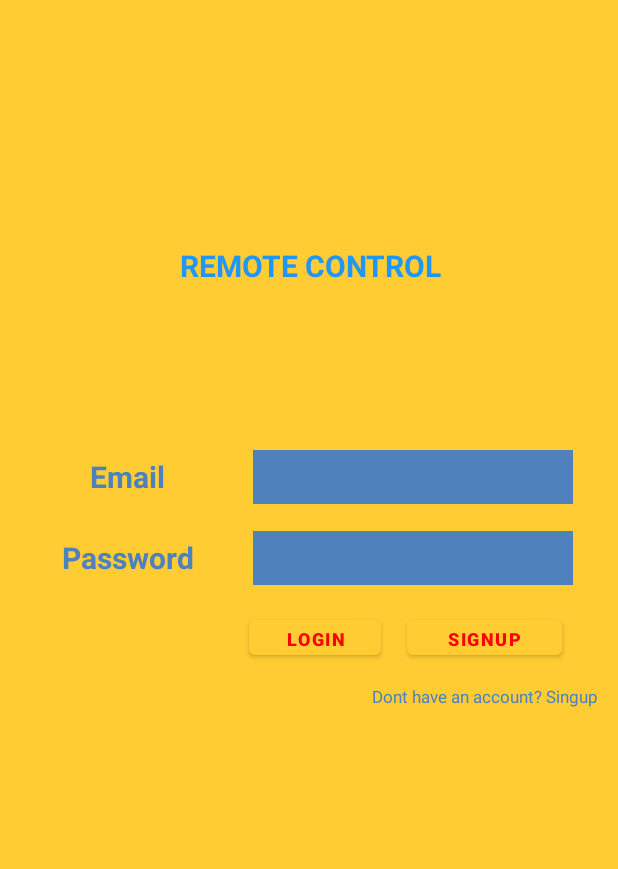
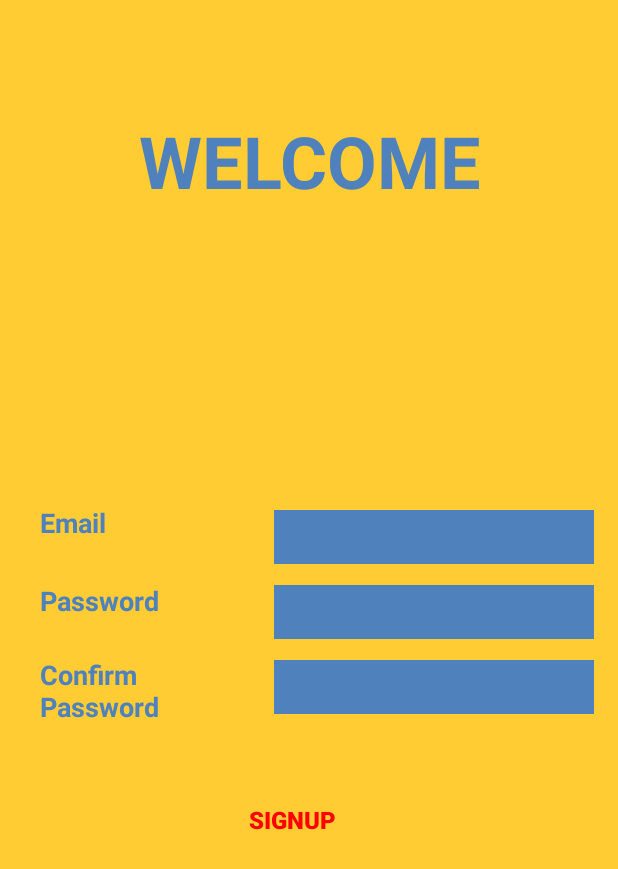
Before and after one commit to saudi97/myapplicationfinal, an Android app: the screen it shows after launch (login before the commit, Signup after it), after a tap on "WIFI", on a phone screen of 412 x 824 dp. Shown: the top 869 px of the screen. Run offline under Robolectric (Android 15) with nearby library versions, the phone set to English and light mode, and no system bars; our stand-ins replace Firebase (no records; nobody signed in at launch, a user with empty details on screens opened directly).

Commit message:
final
final of all pages

```diff
--- a/app/src/main/AndroidManifest.xml
+++ b/app/src/main/AndroidManifest.xml
@@ -15,7 +15,9 @@
         android:roundIcon="@mipmap/ic_launcher_round"
         android:supportsRtl="true"
         android:theme="@style/Theme.MyApplication">
-        <activity android:name=".login"></activity>
+        <activity android:name=".Homepage"></activity>
+        <activity android:name=".Signup" />
+        <activity android:name=".login" />
         <activity android:name=".MainActivity2" />
         <activity android:name=".MainActivity">
             <intent-filter>
--- /dev/null
+++ b/app/src/main/java/com/myapplication/Homepage.java
@@ -0,0 +1,14 @@
+package com.myapplication;
+
+import androidx.appcompat.app.AppCompatActivity;
+
+import android.os.Bundle;
+
+public class Homepage extends AppCompatActivity {
+
+    @Override
+    protected void onCreate(Bundle savedInstanceState) {
+        super.onCreate(savedInstanceState);
+        setContentView(R.layout.activity_homepage);
+    }
+}
--- a/app/src/main/java/com/myapplication/MainActivity.java
+++ b/app/src/main/java/com/myapplication/MainActivity.java
@@ -33,7 +33,7 @@ public class MainActivity extends AppCompatActivity {
         btn1.setOnClickListener(new View.OnClickListener() {
             @Override
             public void onClick(View v) {
-                Intent i = new Intent(MainActivity.this,login.class);
+                Intent i = new Intent(MainActivity.this,Signup.class);
                 startActivity(i);
             }
         });
--- /dev/null
+++ b/app/src/main/java/com/myapplication/Signup.java
@@ -0,0 +1,19 @@
+package com.myapplication;
+
+import androidx.appcompat.app.AppCompatActivity;
+
+import android.os.Bundle;
+import android.view.Window;
+import android.view.WindowManager;
+
+public class Signup extends AppCompatActivity {
+
+    @Override
+    protected void onCreate(Bundle savedInstanceState) {
+        super.onCreate(savedInstanceState);
+        requestWindowFeature(Window.FEATURE_NO_TITLE);
+        this.getWindow().setFlags(WindowManager.LayoutParams.FLAG_FULLSCREEN,WindowManager.LayoutParams.FLAG_FULLSCREEN);
+        getSupportActionBar().hide();
+        setContentView(R.layout.activity_signup);
+    }
+}
--- /dev/null
+++ b/app/src/main/res/layout/activity_homepage.xml
@@ -0,0 +1,9 @@
+<?xml version="1.0" encoding="utf-8"?>
+<androidx.constraintlayout.widget.ConstraintLayout xmlns:android="http://schemas.android.com/apk/res/android"
+    xmlns:app="http://schemas.android.com/apk/res-auto"
+    xmlns:tools="http://schemas.android.com/tools"
+    android:layout_width="match_parent"
+    android:layout_height="match_parent"
+    tools:context=".Homepage">
+
+</androidx.constraintlayout.widget.ConstraintLayout>
--- a/app/src/main/res/layout/activity_login.xml
+++ b/app/src/main/res/layout/activity_login.xml
@@ -11,37 +11,41 @@
 
     <TextView
         android:id="@+id/textView7"
-        android:layout_width="match_parent"
-        android:layout_height="match_parent"
+        android:layout_width="410dp"
+        android:layout_height="wrap_content"
         android:layout_alignParentStart="true"
         android:layout_alignParentLeft="true"
         android:layout_alignParentTop="true"
         android:layout_alignParentEnd="true"
         android:layout_alignParentRight="true"
         android:layout_alignParentBottom="true"
-        android:layout_marginStart="105dp"
-        android:layout_marginLeft="105dp"
-        android:layout_marginTop="109dp"
-        android:layout_marginEnd="104dp"
-        android:layout_marginRight="104dp"
-        android:layout_marginBottom="579dp"
+        android:layout_marginStart="0dp"
+        android:layout_marginLeft="0dp"
+        android:layout_marginTop="76dp"
+        android:layout_marginEnd="2dp"
+        android:layout_marginRight="2dp"
+        android:layout_marginBottom="597dp"
         android:gravity="center"
         android:text="REMOTE CONTROL"
         android:textColor="#2196F3"
-        android:textSize="20sp"
+        android:textSize="34sp"
         android:textStyle="bold" />
 
     <TextView
         android:id="@+id/textView3"
         android:layout_width="132dp"
         android:layout_height="36dp"
+        android:layout_alignParentStart="true"
+        android:layout_alignParentLeft="true"
         android:layout_alignParentEnd="true"
         android:layout_alignParentRight="true"
         android:layout_alignParentBottom="true"
+        android:layout_marginStart="18dp"
+        android:layout_marginLeft="18dp"
         android:layout_marginEnd="261dp"
         android:layout_marginRight="261dp"
         android:layout_marginBottom="434dp"
-        android:gravity="center"
+        android:gravity="left"
         android:text="Password"
         android:textColor="#4F81BD   "
         android:textSize="20sp"
@@ -81,13 +85,17 @@
         android:id="@+id/textView2"
         android:layout_width="132dp"
         android:layout_height="36dp"
+        android:layout_alignParentStart="true"
+        android:layout_alignParentLeft="true"
         android:layout_alignParentEnd="true"
         android:layout_alignParentRight="true"
         android:layout_alignParentBottom="true"
+        android:layout_marginStart="18dp"
+        android:layout_marginLeft="18dp"
         android:layout_marginEnd="261dp"
         android:layout_marginRight="261dp"
         android:layout_marginBottom="488dp"
-        android:gravity="center"
+        android:gravity="left"
         android:text="Email"
         android:textColor="#4F81BD   "
         android:textSize="20sp"
@@ -107,7 +115,8 @@
         android:textColor="#FF0000"
         android:textSize="12sp"
         android:textStyle="bold"
-        app:backgroundTint="#FFCC33" />
+        app:backgroundTint="#FFCC33"
+        style="?android:attr/borderlessButtonStyle"/>
 
     <Button
         android:id="@+id/button2"
@@ -127,7 +136,8 @@
         android:textColor="#FF0000"
         android:textSize="12sp"
         android:textStyle="bold"
-        app:backgroundTint="#FFCC33 " />
+        app:backgroundTint="#FFCC33 "
+        style="?android:attr/borderlessButtonStyle"/>
 
     <TextView
         android:id="@+id/textView8"
--- /dev/null
+++ b/app/src/main/res/layout/activity_signup.xml
@@ -0,0 +1,146 @@
+<?xml version="1.0" encoding="utf-8"?>
+<androidx.constraintlayout.widget.ConstraintLayout xmlns:android="http://schemas.android.com/apk/res/android"
+    xmlns:app="http://schemas.android.com/apk/res-auto"
+    xmlns:tools="http://schemas.android.com/tools"
+    android:layout_width="match_parent"
+    android:layout_height="match_parent"
+    android:background="#FFCC33 "
+    tools:context=".Signup">
+
+    <Button
+        android:id="@+id/button5"
+        android:layout_width="128dp"
+        android:layout_height="47dp"
+        android:layout_alignParentStart="true"
+        android:layout_alignParentLeft="true"
+        android:layout_alignParentEnd="true"
+        android:layout_alignParentRight="true"
+        android:layout_alignParentBottom="true"
+        android:text="Signup"
+        android:textColor="#FF0000"
+        android:textSize="16sp"
+        android:textStyle="bold"
+        app:backgroundTint="#FFCC33 "
+        app:layout_constraintBottom_toBottomOf="parent"
+        app:layout_constraintEnd_toEndOf="parent"
+        app:layout_constraintHorizontal_bias="0.459"
+        app:layout_constraintStart_toStartOf="parent"
+        app:layout_constraintTop_toBottomOf="@+id/editTextTextPassword3"
+        app:layout_constraintVertical_bias="0.156"
+        style="?android:attr/borderlessButtonStyle"/>
+
+    <EditText
+        android:id="@+id/editTextTextPersonName3"
+        android:layout_width="wrap_content"
+        android:layout_height="36dp"
+        android:layout_marginEnd="16dp"
+        android:layout_marginRight="16dp"
+        android:layout_marginBottom="448dp"
+        android:background="#4F81BD"
+        android:ems="10"
+        android:inputType="textPersonName"
+        android:textColor="#FFFFFF"
+        app:layout_constraintBottom_toBottomOf="parent"
+        app:layout_constraintEnd_toEndOf="parent" />
+
+    <EditText
+        android:id="@+id/editTextTextPassword2"
+        android:layout_width="wrap_content"
+        android:layout_height="36dp"
+        android:layout_marginEnd="16dp"
+        android:layout_marginRight="16dp"
+        android:layout_marginBottom="398dp"
+        android:background="#4F81BD"
+        android:ems="10"
+        android:inputType="textPassword"
+        android:textColor="#FFFFFF"
+        app:layout_constraintBottom_toBottomOf="parent"
+        app:layout_constraintEnd_toEndOf="parent" />
+
+    <EditText
+        android:id="@+id/editTextTextPassword3"
+        android:layout_width="wrap_content"
+        android:layout_height="36dp"
+        android:layout_marginEnd="16dp"
+        android:layout_marginRight="16dp"
+        android:layout_marginBottom="348dp"
+        android:background="#4F81BD"
+        android:ems="10"
+        android:inputType="textPassword"
+        android:textColor="#FFFFFF"
+        app:layout_constraintBottom_toBottomOf="parent"
+        app:layout_constraintEnd_toEndOf="parent" />
+
+    <TextView
+        android:id="@+id/textView4"
+        android:layout_width="140dp"
+        android:layout_height="40dp"
+        android:layout_marginEnd="16dp"
+        android:layout_marginRight="16dp"
+        android:layout_marginBottom="12dp"
+        android:layout_marginLeft="8dp"
+        android:gravity="left"
+        android:text="Email"
+        android:textColor="#4F81BD"
+        android:textSize="18sp"
+        android:textStyle="bold"
+        app:layout_constraintBottom_toTopOf="@+id/textView6"
+        app:layout_constraintEnd_toStartOf="@+id/editTextTextPersonName3"
+        app:layout_constraintHorizontal_bias="1.0"
+        app:layout_constraintStart_toStartOf="parent" />
+
+    <TextView
+        android:id="@+id/textView5"
+        android:layout_width="140dp"
+        android:layout_height="44dp"
+        android:layout_marginLeft="8dp"
+        android:layout_marginEnd="16dp"
+        android:layout_marginRight="16dp"
+        android:layout_marginBottom="300dp"
+        android:gravity="left"
+        android:text="Confirm Password"
+        android:textColor="#4F81BD"
+        android:textSize="18sp"
+        android:textStyle="bold"
+        app:layout_constraintBottom_toBottomOf="parent"
+        app:layout_constraintEnd_toStartOf="@+id/editTextTextPassword3"
+        app:layout_constraintHorizontal_bias="1.0"
+        app:layout_constraintStart_toStartOf="parent"
+        app:layout_constraintTop_toBottomOf="@+id/textView6"
+        app:layout_constraintVertical_bias="0.178" />
+
+    <TextView
+        android:id="@+id/textView6"
+        android:layout_width="140dp"
+        android:layout_height="40dp"
+        android:layout_marginEnd="16dp"
+        android:layout_marginLeft="8dp"
+        android:layout_marginRight="16dp"
+        android:layout_marginBottom="396dp"
+        android:gravity="left"
+        android:text="Password"
+        android:textColor="#4F81BD"
+        android:textSize="18sp"
+        android:textStyle="bold"
+        app:layout_constraintBottom_toBottomOf="parent"
+        app:layout_constraintEnd_toStartOf="@+id/editTextTextPassword2"
+        app:layout_constraintHorizontal_bias="1.0"
+        app:layout_constraintStart_toStartOf="parent" />
+
+    <TextView
+        android:id="@+id/textView9"
+        android:layout_width="393dp"
+        android:layout_height="67dp"
+        android:fontFamily="sans-serif"
+        android:gravity="center"
+        android:text="WELCOME"
+        android:textColor="#4F81BD "
+        android:textSize="48sp"
+        android:textStyle="bold"
+        app:layout_constraintBottom_toBottomOf="parent"
+        app:layout_constraintEnd_toEndOf="parent"
+        app:layout_constraintStart_toStartOf="parent"
+        app:layout_constraintTop_toTopOf="parent"
+        app:layout_constraintVertical_bias="0.097" />
+
+</androidx.constraintlayout.widget.ConstraintLayout>
```
